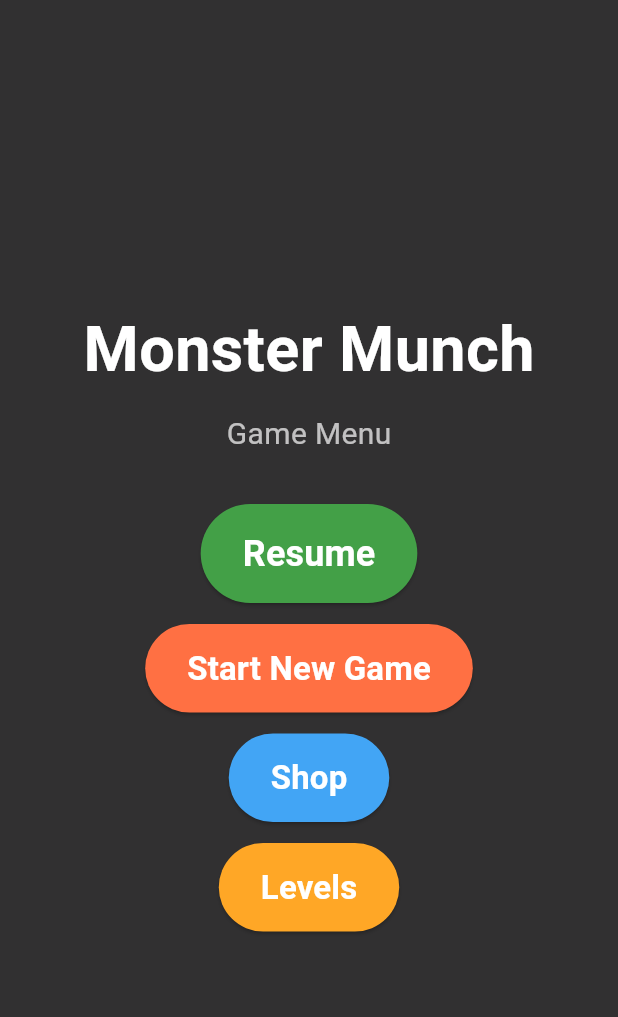
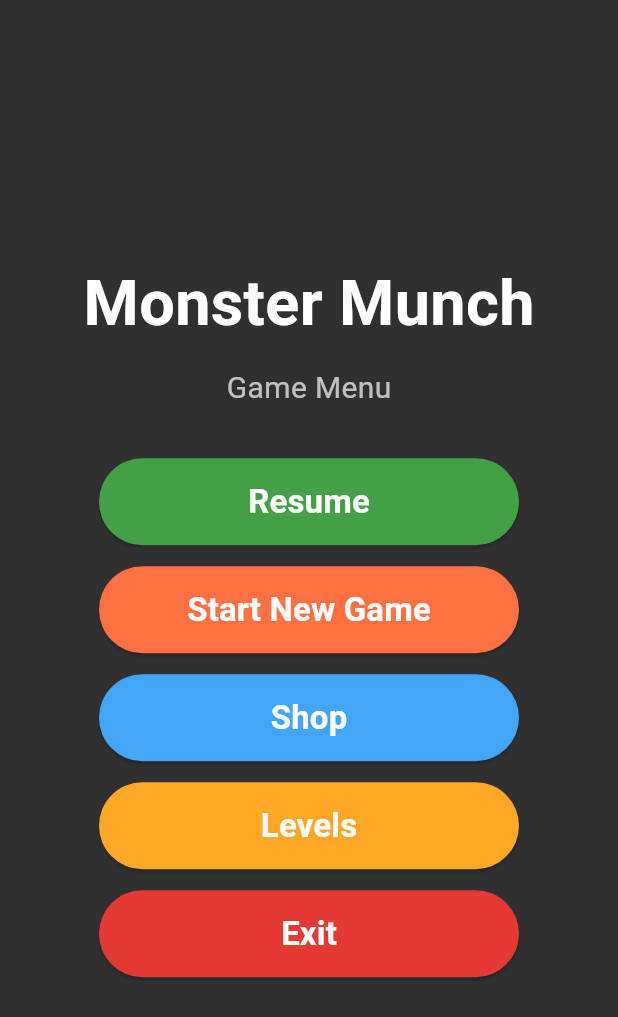
Before and after one commit to kisobran007/feed-the-monster, a Flutter app: the PauseOverlay widget shown alone on an empty page, opened directly with empty values, on a phone screen of 412 x 824 dp. Shown: the top 1017 px of the screen. Run offline on Flutter 3.47's test engine with Material 3 defaults, Android fonts, the phone set to English and light mode, and no system bars; our stand-ins replace shared_preferences; missing offline and left inert: flame, flame_audio; accounts and stored records are empty.

Commit message:
Add fixes for menu items Add exit option as menu item

```diff
--- a/lib/app/game_shell.dart
+++ b/lib/app/game_shell.dart
@@ -119,6 +119,10 @@ class _GameScreenState extends State<GameScreen> {
     });
   }
 
+  Future<void> _exitApp() async {
+    await SystemNavigator.pop();
+  }
+
   Future<void> _handleLevelCompleted(LevelCompletionResult result) async {
     if (!mounted) return;
     await showLevelCompleteDialog(
@@ -149,6 +153,7 @@ class _GameScreenState extends State<GameScreen> {
             onStart: _startGame,
             onOpenShop: _openShop,
             onOpenLevels: _openLevelsMenu,
+            onExit: _exitApp,
           ),
         if (hasStarted)
           Positioned(
@@ -174,6 +179,7 @@ class _GameScreenState extends State<GameScreen> {
             onRestart: _restartFromMenu,
             onOpenShop: _openShopFromPause,
             onOpenLevels: _openLevelsMenuFromPause,
+            onExit: _exitApp,
           ),
       ],
     );
--- a/lib/app/widgets/pause_overlay.dart
+++ b/lib/app/widgets/pause_overlay.dart
@@ -1,10 +1,14 @@
 part of '../../main.dart';
 
 class PauseOverlay extends StatelessWidget {
+  static const double _buttonWidth = 280;
+  static const double _buttonHeight = 58;
+
   final VoidCallback onResume;
   final VoidCallback onRestart;
   final Future<void> Function() onOpenShop;
   final Future<void> Function() onOpenLevels;
+  final Future<void> Function() onExit;
 
   const PauseOverlay({
     super.key,
@@ -12,6 +16,7 @@ class PauseOverlay extends StatelessWidget {
     required this.onRestart,
     required this.onOpenShop,
     required this.onOpenLevels,
+    required this.onExit,
   });
 
   @override
@@ -42,14 +47,12 @@ class PauseOverlay extends StatelessWidget {
               style: ElevatedButton.styleFrom(
                 backgroundColor: const Color(0xFF43A047),
                 foregroundColor: Colors.white,
-                padding: const EdgeInsets.symmetric(
-                  horizontal: 28,
-                  vertical: 16,
-                ),
+                minimumSize: const Size(_buttonWidth, _buttonHeight),
+                maximumSize: const Size(_buttonWidth, _buttonHeight),
               ),
               child: const Text(
                 'Resume',
-                style: TextStyle(fontSize: 24, fontWeight: FontWeight.bold),
+                style: TextStyle(fontSize: 22, fontWeight: FontWeight.bold),
               ),
             ),
             const SizedBox(height: 14),
@@ -58,10 +61,8 @@ class PauseOverlay extends StatelessWidget {
               style: ElevatedButton.styleFrom(
                 backgroundColor: const Color(0xFFFF7043),
                 foregroundColor: Colors.white,
-                padding: const EdgeInsets.symmetric(
-                  horizontal: 28,
-                  vertical: 14,
-                ),
+                minimumSize: const Size(_buttonWidth, _buttonHeight),
+                maximumSize: const Size(_buttonWidth, _buttonHeight),
               ),
               child: const Text(
                 'Start New Game',
@@ -74,10 +75,8 @@ class PauseOverlay extends StatelessWidget {
               style: ElevatedButton.styleFrom(
                 backgroundColor: const Color(0xFF42A5F5),
                 foregroundColor: Colors.white,
-                padding: const EdgeInsets.symmetric(
-                  horizontal: 28,
-                  vertical: 14,
-                ),
+                minimumSize: const Size(_buttonWidth, _buttonHeight),
+                maximumSize: const Size(_buttonWidth, _buttonHeight),
               ),
               child: const Text(
                 'Shop',
@@ -90,13 +89,25 @@ class PauseOverlay extends StatelessWidget {
               style: ElevatedButton.styleFrom(
                 backgroundColor: const Color(0xFFFFA726),
                 foregroundColor: Colors.white,
-                padding: const EdgeInsets.symmetric(
-                  horizontal: 28,
-                  vertical: 14,
-                ),
+                minimumSize: const Size(_buttonWidth, _buttonHeight),
+                maximumSize: const Size(_buttonWidth, _buttonHeight),
               ),
               child: const Text(
                 'Levels',
+                style: TextStyle(fontSize: 22, fontWeight: FontWeight.bold),
+              ),
+            ),
+            const SizedBox(height: 14),
+            ElevatedButton(
+              onPressed: onExit,
+              style: ElevatedButton.styleFrom(
+                backgroundColor: const Color(0xFFE53935),
+                foregroundColor: Colors.white,
+                minimumSize: const Size(_buttonWidth, _buttonHeight),
+                maximumSize: const Size(_buttonWidth, _buttonHeight),
+              ),
+              child: const Text(
+                'Exit',
                 style: TextStyle(fontSize: 22, fontWeight: FontWeight.bold),
               ),
             ),
--- a/lib/main.dart
+++ b/lib/main.dart
@@ -3,6 +3,7 @@ import 'package:flame/events.dart';
 import 'package:flame/game.dart';
 import 'package:flame_audio/flame_audio.dart';
 import 'package:flutter/material.dart';
+import 'package:flutter/services.dart';
 import 'package:shared_preferences/shared_preferences.dart';
 import 'dart:convert';
 import 'dart:math';
```
Also changed, not shown: lib/app/widgets/start_overlay.dart (+26 -13 lines), lib/game/monster_tap_game.dart (+12 -0 lines).
